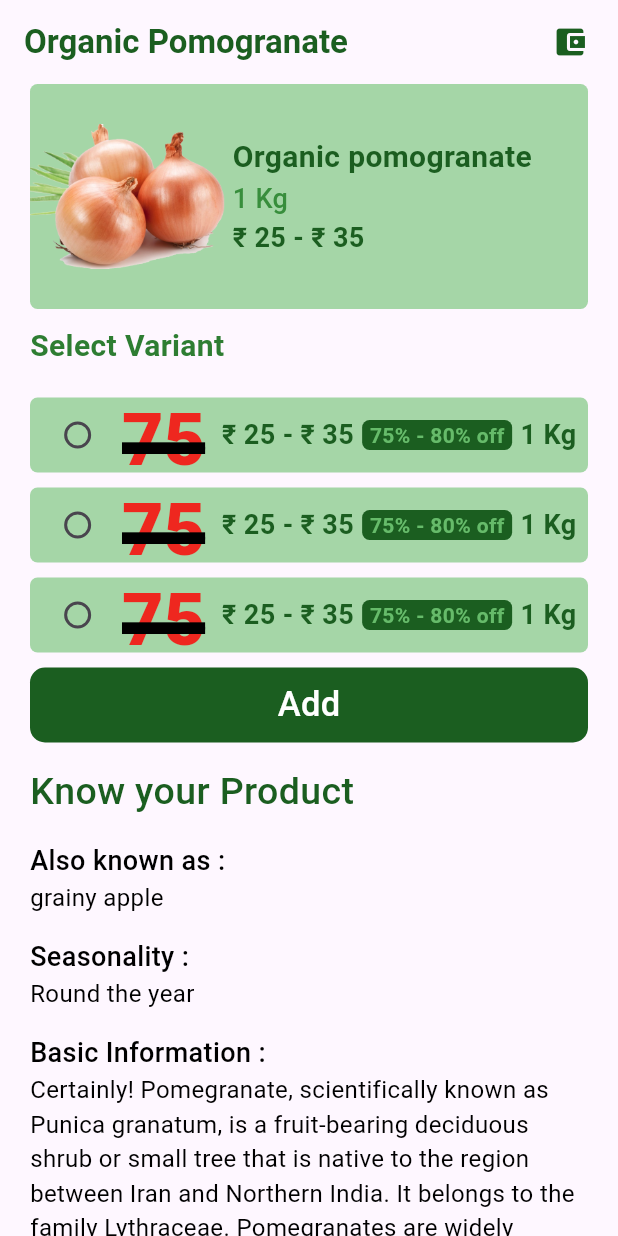
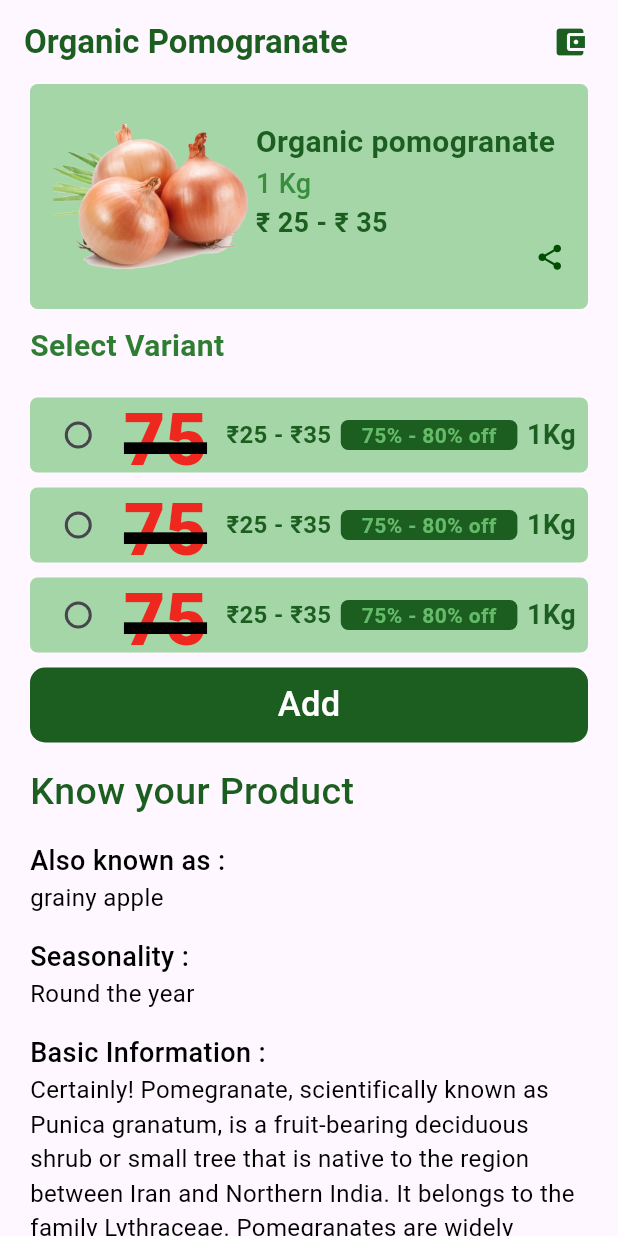
Before and after one commit to NigilDharsan/VilFresh, a Flutter app: the screen it shows after launch, on a phone screen of 412 x 824 dp. Run offline on Flutter 3.47's test engine with Material 3 defaults, Android fonts, the phone set to English and light mode, and no system bars; our stand-ins replace carousel_slider, dio, flutter_dash, flutter_easyloading, flutter_riverpod, flutter_secure_storage and 8 more; project files that could hold a hidden picture were left out.

Commit message:
Committing the cart screen and common list screen

```diff
--- a/lib/Home Screen/Cart_Screen.dart
+++ b/lib/Home Screen/Cart_Screen.dart
@@ -1,4 +1,5 @@
 import 'package:flutter/material.dart';
+import 'package:vilfresh/Common_Widgets/Image_Path.dart';
 import 'package:vilfresh/Src/Checkout_Ui/Checkout_Screen.dart';
 import 'package:vilfresh/Src/Farmer_Detail_Ui/Farmer_Detail_Screen.dart';
 class Cart_Screeen extends StatefulWidget {
@@ -40,6 +41,8 @@ class _Cart_ScreeenState extends State<Cart_Screeen> {
                   color: Colors.green.shade200
                 ),
                 child: Row(
+                  mainAxisAlignment: MainAxisAlignment.center,
+                  crossAxisAlignment: CrossAxisAlignment.center,
                   children: [
                     Column(
                       children: [
@@ -56,8 +59,24 @@ class _Cart_ScreeenState extends State<Cart_Screeen> {
                             child: Text("Organic pomogranate",style:TextStyle(fontSize: 20,fontWeight: FontWeight.w700,color: Colors.green.shade900),maxLines: 2,)),
                         Text("1 Kg",style:TextStyle(fontSize: 18,fontWeight: FontWeight.w500,color: Colors.green.shade700),),
                         Text("₹ 25 - ₹ 35",style:TextStyle(fontSize: 18,fontWeight: FontWeight.w600,color: Colors.green.shade900),),
+
+
+                        Container(
+                          width:  MediaQuery.sizeOf(context).width/2,
+                          child: Row(
+                            children: [
+                              const Spacer(),
+                              Container(
+                                  height: 20,
+                                  width: 20,
+                                  alignment: Alignment.bottomRight,
+                                  child: ImgPathSvg("share.svg")),
+                            ],
+                          ),
+                        ),
                       ],
                     ),
+
                   ],
                 ),
               ),
@@ -184,17 +203,17 @@ class _Cart_ScreeenState extends State<Cart_Screeen> {
               ],
             ),),
               Divider(color: Colors.green.shade900,),
-              Text("₹ 25 - ₹ 35",style:TextStyle(fontSize: 18,fontWeight: FontWeight.w600,color: Colors.green.shade900),),
+              Text("₹25 - ₹35",style:TextStyle(fontSize: 16,fontWeight: FontWeight.w600,color: Colors.green.shade900),maxLines: 2,),
               Container(
                 height: 20,
-                width: 100,
+                width: MediaQuery.sizeOf(context).width/3.5,
                 decoration: BoxDecoration(
                   borderRadius: BorderRadius.circular(5),
                   color: Colors.green.shade900
                 ),
                 child: Center(child: Text("75% - 80% off",style:TextStyle(fontSize: 14,fontWeight: FontWeight.w600,color: Colors.green.shade400))),
               ),
-              Text("1 Kg",style:TextStyle(fontSize: 18,fontWeight: FontWeight.w600,color: Colors.green.shade900),),
+              Text("1Kg",style:TextStyle(fontSize: 18,fontWeight: FontWeight.w600,color: Colors.green.shade900),),
 
             ],
           ),
```
Also changed, not shown: lib/Common_Widgets/Common_List.dart (+17 -11 lines).
